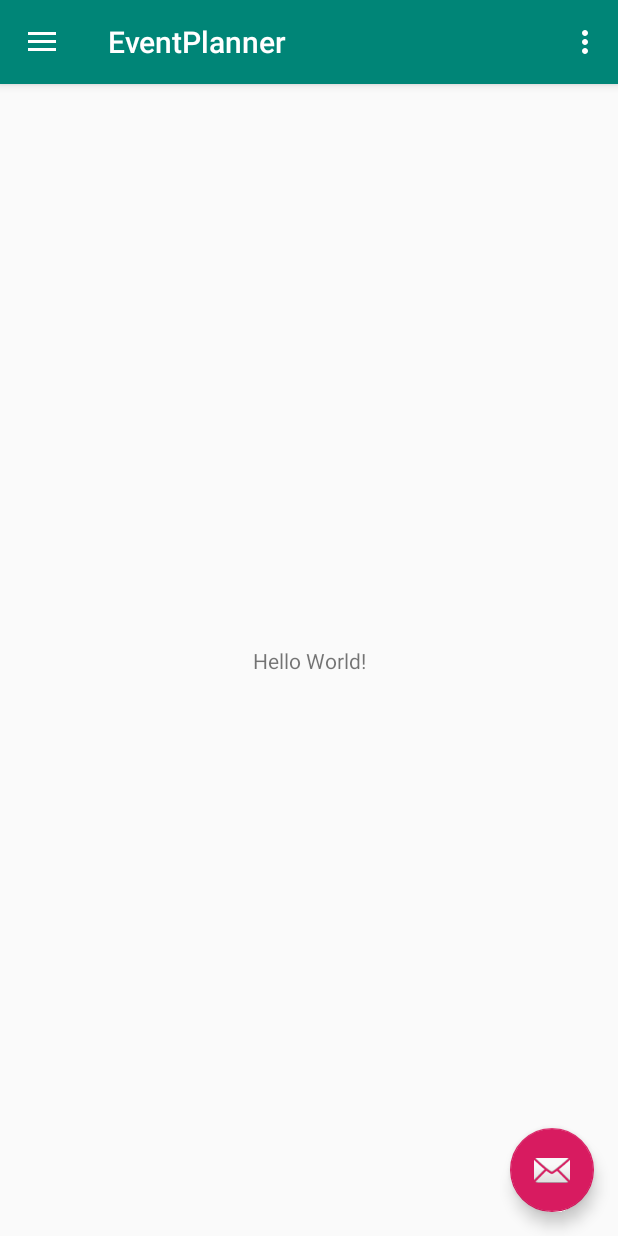
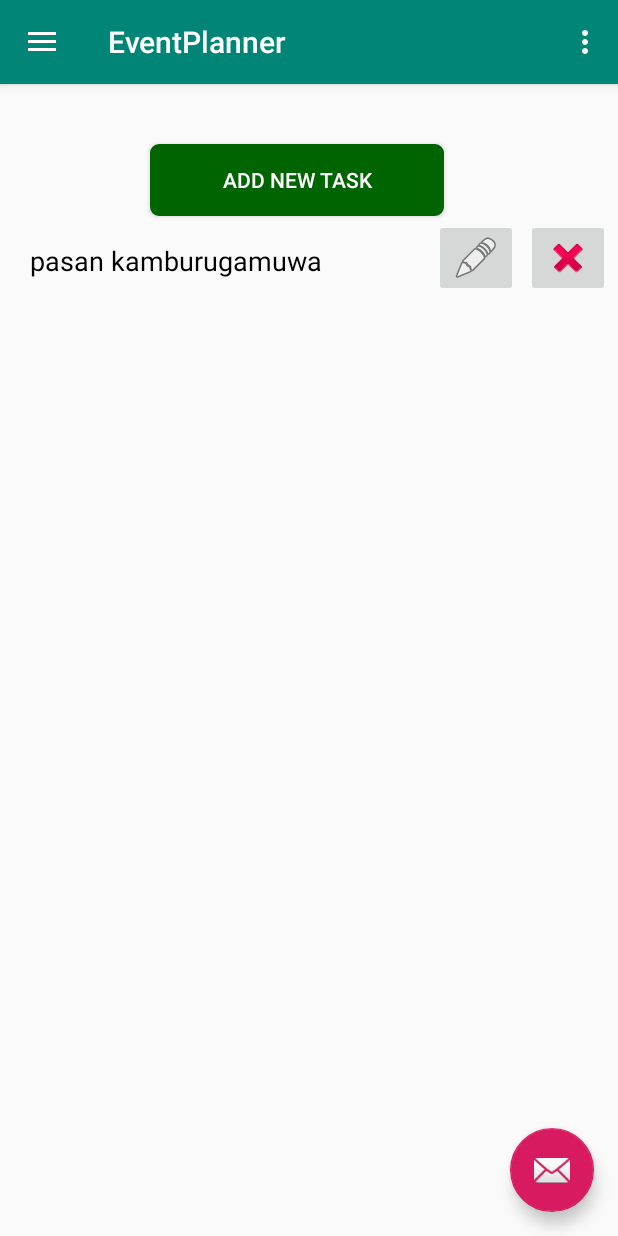
Before and after one commit to NaduniRanasinghe/Event-Planner, an Android app: the screen it shows after launch (MainActivity), in the side drawer, after a tap on "Gallery", on a phone screen of 412 x 824 dp. Run offline under Robolectric (Android 15) with nearby library versions, the phone set to English and light mode, and no system bars.

Commit message:
added the todolist

```diff
--- a/app/src/main/java/com/projects/naduni/eventplanner/MainActivity.java
+++ b/app/src/main/java/com/projects/naduni/eventplanner/MainActivity.java
@@ -3,6 +3,7 @@ package com.projects.naduni.eventplanner;
 import android.os.Bundle;
 import android.support.design.widget.FloatingActionButton;
 import android.support.design.widget.Snackbar;
+import android.support.v4.app.FragmentTransaction;
 import android.view.View;
 import android.support.design.widget.NavigationView;
 import android.support.v4.view.GravityCompat;
@@ -77,14 +78,23 @@ public class MainActivity extends AppCompatActivity
     @SuppressWarnings("StatementWithEmptyBody")
     @Override
     public boolean onNavigationItemSelected(MenuItem item) {
+
+        FragmentTransaction ft = getSupportFragmentManager().beginTransaction();
         // Handle navigation view item clicks here.
         int id = item.getItemId();
 
         if (id == R.id.nav_camera) {
             // Handle the camera action
+            ft.replace(R.id.content_frame, new TodoListAdd());
+            ft.commit();
         } else if (id == R.id.nav_gallery) {
+            ft.replace(R.id.content_frame, new TodoListView());
+            ft.commit();
 
         } else if (id == R.id.nav_slideshow) {
+            ft.replace(R.id.content_frame, new EventView());
+            ft.commit();
+
 
         } else if (id == R.id.nav_manage) {
 
--- /dev/null
+++ b/app/src/main/java/com/projects/naduni/eventplanner/Service/DatabaseHelper.java
@@ -0,0 +1,60 @@
+package com.projects.naduni.eventplanner.Service;
+
+import android.content.ContentValues;
+import android.content.Context;
+import android.database.Cursor;
+import android.database.sqlite.SQLiteDatabase;
+import android.database.sqlite.SQLiteOpenHelper;
+
+public class DatabaseHelper extends SQLiteOpenHelper {
+
+    public static final String DATABASE_NAME ="eventplanner.db";
+    public static final String TABLE_NAME ="todolist";
+    public static final String COL_1 ="ID";
+    public static final String COL_2 ="NAME";
+    public static final String COL_3 ="NOTE";
+
+    public DatabaseHelper(Context context) {
+        super(context,DATABASE_NAME,null,1);
+//        SQLiteDatabase sqLiteDatabase = this.getWritableDatabase();
+    }
+
+
+    @Override
+    public void onCreate(SQLiteDatabase sqLiteDatabase) {
+        sqLiteDatabase.execSQL("create table "+ TABLE_NAME +"(ID INTEGER PRIMARY KEY AUTOINCREMENT,NAME TEXT,NOTE TEXT)");
+
+    }
+
+    @Override
+    public void onUpgrade(SQLiteDatabase sqLiteDatabase, int i, int i1) {
+        sqLiteDatabase.execSQL("DROP TABLE IF EXISTS "+ TABLE_NAME);
+        onCreate(sqLiteDatabase);
+    }
+
+
+    public boolean insertData(String task, String note){
+
+
+        SQLiteDatabase db = this.getWritableDatabase();
+        ContentValues contentValues = new ContentValues();
+        contentValues.put(COL_2,task);
+        contentValues.put(COL_3,note);
+        long result = db.insert(TABLE_NAME,null, contentValues);
+        if(result == -1){
+            return false;
+        }
+        else{
+            return true;
+        }
+    }
+
+    public Cursor viewAllData(){
+        SQLiteDatabase db = this.getWritableDatabase();
+        Cursor res = db.rawQuery("select * from "+ TABLE_NAME ,null);
+        return res;
+    }
+
+
+
+}
--- /dev/null
+++ b/app/src/main/java/com/projects/naduni/eventplanner/TodoListAdd.java
@@ -0,0 +1,50 @@
+package com.projects.naduni.eventplanner;
+
+import android.os.Bundle;
+import android.support.v4.app.Fragment;
+import android.view.LayoutInflater;
+import android.view.View;
+import android.view.ViewGroup;
+import android.widget.Button;
+import android.widget.EditText;
+import android.widget.Toast;
+
+import com.projects.naduni.eventplanner.Service.DatabaseHelper;
+
+
+public class TodoListAdd extends Fragment {
+
+    EditText addTodos,addNotes;
+    DatabaseHelper myDb;
+    Button button;
+
+    @Override
+    public void onCreate(Bundle savedInstanceState) {
+        super.onCreate(savedInstanceState);
+    }
+
+    @Override
+    public View onCreateView(LayoutInflater inflater, ViewGroup container,
+                             Bundle savedInstanceState) {
+        // Inflate the layout for this fragment
+        View view = inflater.inflate(R.layout.todolist_add, container, false);
+        addTodos = (EditText)view.findViewById(R.id.addtodos);
+        addNotes = (EditText)view.findViewById(R.id.addnotes);
+        button = (Button) view.findViewById(R.id.todolistbutton);
+        myDb = new DatabaseHelper(getActivity());
+
+        button.setOnClickListener(new View.OnClickListener() {
+            public void onClick(View v) {
+
+                if(myDb.insertData(addTodos.getText().toString(),addNotes.getText().toString())){
+                    Toast.makeText(getActivity(),addTodos.getText().toString() +addNotes.getText().toString() , Toast.LENGTH_LONG ).show();
+                }
+                else{
+                    Toast.makeText(getActivity(), "Not added an item ", Toast.LENGTH_LONG ).show();
+                }
+
+            }});
+        return view;
+    }
+
+}
--- /dev/null
+++ b/app/src/main/java/com/projects/naduni/eventplanner/TodoListView.java
@@ -0,0 +1,54 @@
+package com.projects.naduni.eventplanner;
+
+
+import android.app.AlertDialog;
+import android.database.Cursor;
+import android.os.Bundle;
+import android.support.v4.app.Fragment;
+import android.view.LayoutInflater;
+import android.view.View;
+import android.view.ViewGroup;
+import android.widget.Button;
+
+import com.projects.naduni.eventplanner.Service.DatabaseHelper;
+
+
+public class TodoListView extends Fragment {
+
+
+    Button btn_viewTodos;
+    DatabaseHelper mydb;
+    @Override
+    public View onCreateView(LayoutInflater inflater, ViewGroup container,
+                             Bundle savedInstanceState) {
+        View view = inflater.inflate(R.layout.todolist_view, container, false);
+        btn_viewTodos = (Button)view.findViewById(R.id.todolistviewbutton);
+        mydb = new DatabaseHelper(getActivity());
+        btn_viewTodos.setOnClickListener(new View.OnClickListener() {
+            public void onClick(View v) {
+                    Cursor res = mydb.viewAllData();
+                    if(res.getCount() == 0){
+                        showMessage("Error","Nothing Found");
+                        return;
+                    }
+                    StringBuffer buffer = new StringBuffer();
+                    while (res.moveToNext()){
+
+                        buffer.append("ID :"+res.getString(0)+"\n");
+                        buffer.append("Task :"+res.getString(1)+"\n");
+                        buffer.append("Note :"+res.getString(2)+"\n");
+                    }
+                    showMessage("Data ",buffer.toString());
+            }});
+        return view;
+    }
+
+    public void showMessage(String title, String message){
+        AlertDialog.Builder builder = new AlertDialog.Builder(this.getContext());
+        builder.setCancelable(true);
+        builder.setTitle(title);
+        builder.setMessage(message);
+        builder.show();
+
+    }
+}
--- /dev/null
+++ b/app/src/main/res/drawable-v21/rounded_border_edittext.xml
@@ -0,0 +1,12 @@
+<?xml version="1.0" encoding="utf-8"?>
+<selector xmlns:android="http://schemas.android.com/apk/res/android">
+    <item>
+        <shape android:shape="rectangle">
+            <solid android:color="#ffffff"/>
+            <corners android:radius="5dp" />
+            <stroke
+                android:width="1dp"
+                android:color="#000000" />
+        </shape>
+    </item>
+</selector>
--- a/app/src/main/res/layout/content_main.xml
+++ b/app/src/main/res/layout/content_main.xml
@@ -8,13 +8,15 @@
     tools:context=".MainActivity"
     tools:showIn="@layout/app_bar_main">
 
-    <TextView
-        android:layout_width="wrap_content"
-        android:layout_height="wrap_content"
-        android:text="Hello World!"
-        app:layout_constraintBottom_toBottomOf="parent"
-        app:layout_constraintLeft_toLeftOf="parent"
-        app:layout_constraintRight_toRightOf="parent"
-        app:layout_constraintTop_toTopOf="parent" />
+
+    <FrameLayout
+        android:id="@+id/content_frame"
+        android:layout_width="match_parent"
+        android:layout_height="match_parent"
+        android:layout_alignParentBottom="true"
+        android:layout_marginBottom="0dp"
+
+        />
+
 
 </android.support.constraint.ConstraintLayout>
--- /dev/null
+++ b/app/src/main/res/layout/todolist_view.xml
@@ -0,0 +1,151 @@
+<?xml version="1.0" encoding="utf-8"?>
+<LinearLayout xmlns:android="http://schemas.android.com/apk/res/android"
+    android:orientation="vertical" android:layout_width="match_parent"
+    android:layout_height="match_parent">
+    <Button
+        android:id="@+id/todolistviewbutton"
+        android:layout_width="196dp"
+        android:layout_height="wrap_content"
+        android:layout_alignParentStart="true"
+        android:layout_alignParentLeft="true"
+        android:layout_alignParentTop="true"
+        android:layout_alignParentEnd="true"
+        android:layout_alignParentRight="true"
+        android:layout_alignParentBottom="true"
+        android:layout_marginStart="100dp"
+        android:layout_marginLeft="100dp"
+        android:layout_marginTop="40dp"
+        android:layout_marginEnd="114dp"
+        android:layout_marginRight="114dp"
+        android:backgroundTint="@color/colordarkgreen"
+        android:textColor="@color/colorwhite"
+        android:text="ADD NEW TASK"
+        android:background="@drawable/rounded_border_edittext"/>
+
+    <RelativeLayout xmlns:android="http://schemas.android.com/apk/res/android"
+        android:layout_width="match_parent"
+        android:layout_height="match_parent"
+        android:layout_marginTop="2dp">
+        <TextView
+            android:id="@+id/tvUpdateDeleteTitle"
+            android:layout_width="wrap_content"
+            android:layout_height="wrap_content"
+            android:layout_alignParentLeft="true"
+            android:gravity="center"
+            android:paddingLeft="20dp"
+            android:paddingTop="15dp"
+            android:textSize="18dp"
+            android:textColor="@color/colorBlack"
+            android:text="pasan kamburugamuwa" />
+
+        <ImageButton
+            android:id="@+id/ibDeleteCustomer"
+            android:layout_width="wrap_content"
+            android:layout_height="wrap_content"
+            android:layout_alignParentRight="true"
+            android:src="@android:drawable/ic_delete"
+            android:layout_marginRight="5dp"/>
+
+        <ImageButton
+            android:id="@+id/ibUpdateCustomer"
+            android:layout_width="wrap_content"
+            android:layout_height="wrap_content"
+            android:layout_toLeftOf="@+id/ibDeleteCustomer"
+            android:src="@android:drawable/ic_menu_edit"
+            android:layout_marginRight="5dp"/>
+    </RelativeLayout>
+
+    <RelativeLayout xmlns:android="http://schemas.android.com/apk/res/android"
+        android:layout_width="match_parent"
+        android:layout_height="match_parent"
+        android:layout_marginTop="10dp">
+        <TextView
+            android:id="@+id/tvUpdateDeleteTitle2"
+            android:layout_width="wrap_content"
+            android:layout_height="wrap_content"
+            android:layout_alignParentLeft="true"
+            android:gravity="center"
+            android:paddingLeft="20dp"
+            android:paddingTop="15dp"
+            android:textSize="18dp"
+            android:textColor="@color/colorBlack"
+            android:text="pasan kamburugamuwa" />
+
+        <ImageButton
+            android:id="@+id/ibDeleteCustomer2"
+            android:layout_width="wrap_content"
+            android:layout_height="wrap_content"
+            android:layout_alignParentRight="true"
+            android:src="@android:drawable/ic_delete" />
+
+        <ImageButton
+            android:id="@+id/ibUpdateCustomer2"
+            android:layout_width="wrap_content"
+            android:layout_height="wrap_content"
+            android:layout_toLeftOf="@+id/ibDeleteCustomer2"
+            android:src="@android:drawable/ic_menu_edit"
+            android:layout_marginRight="5dp"/>
+    </RelativeLayout>
+
+    <RelativeLayout xmlns:android="http://schemas.android.com/apk/res/android"
+        android:layout_width="match_parent"
+        android:layout_height="match_parent"
+        android:layout_marginTop="20dp">
+        <TextView
+            android:id="@+id/tvUpdateDeleteTitle3"
+            android:layout_width="wrap_content"
+            android:layout_height="wrap_content"
+            android:layout_alignParentLeft="true"
+            android:gravity="center"
+            android:paddingLeft="20dp"
+            android:paddingTop="15dp"
+            android:textSize="18dp"
+            android:textColor="@color/colorBlack"
+            android:text="pasan kamburugamuwa" />
+
+        <ImageButton
+            android:id="@+id/ibDeleteCustomer3"
+            android:layout_width="wrap_content"
+            android:layout_height="wrap_content"
+            android:layout_alignParentRight="true"
+            android:src="@android:drawable/ic_delete" />
+
+        <ImageButton
+            android:id="@+id/ibUpdateCustomer3"
+            android:layout_width="wrap_content"
+            android:layout_height="wrap_content"
+            android:layout_toLeftOf="@+id/ibDeleteCustomer3"
+            android:src="@android:drawable/ic_menu_edit" />
+    </RelativeLayout>
+    <RelativeLayout xmlns:android="http://schemas.android.com/apk/res/android"
+        android:layout_width="match_parent"
+        android:layout_height="match_parent"
+        android:layout_marginTop="30dp">
+        <TextView
+            android:id="@+id/tvUpdateDeleteTitle4"
+            android:layout_width="wrap_content"
+            android:layout_height="wrap_content"
+            android:layout_alignParentLeft="true"
+            android:gravity="center"
+            android:paddingLeft="20dp"
+            android:paddingTop="15dp"
+            android:textSize="18dp"
+            android:textColor="@color/colorBlack"
+            android:text="pasan kamburugamuwa" />
+
+        <ImageButton
+            android:id="@+id/ibDeleteCustomer4"
+            android:layout_width="wrap_content"
+            android:layout_height="wrap_content"
+            android:layout_alignParentRight="true"
+            android:src="@android:drawable/ic_delete" />
+
+        <ImageButton
+            android:id="@+id/ibUpdateCustomer4"
+            android:layout_width="wrap_content"
+            android:layout_height="wrap_content"
+            android:layout_toLeftOf="@+id/ibDeleteCustomer4"
+            android:src="@android:drawable/ic_menu_edit" />
+    </RelativeLayout>
+
+</LinearLayout>
--- a/app/src/main/res/values/colors.xml
+++ b/app/src/main/res/values/colors.xml
@@ -3,4 +3,10 @@
     <color name="colorPrimary">#008577</color>
     <color name="colorPrimaryDark">#00574B</color>
     <color name="colorAccent">#D81B60</color>
+
+
+    <color name="colorBlack">#000</color>
+    <color name="colordarkgreen">	#006400</color>
+    <color name="colorwhite">#fff</color>
+
 </resources>
```
Also changed, not shown: app/src/main/java/com/projects/naduni/eventplanner/EventView.java (added, +27 -0 lines), app/src/main/res/drawable-v21/rounded_border_button.xml (added, +14 -0 lines), app/src/main/res/layout/eventview_activity.xml (added, +31 -0 lines), app/src/main/res/layout/todolist_add.xml (added, +115 -0 lines).
